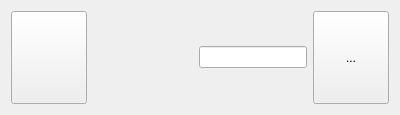
Before: the Qt Designer form core-widgets-lib/uis/menu_corner_widget.ui in dimgrig/Core, drawn with Qt 5.
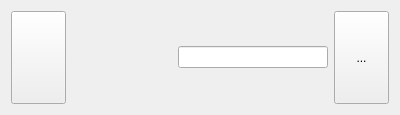
After: the same form once the commit is applied. Custom widgets are drawn as their Qt base class.

The edit to the form file:
```diff
--- a/core-widgets-lib/uis/menu_corner_widget.ui
+++ b/core-widgets-lib/uis/menu_corner_widget.ui
@@ -22,6 +22,12 @@
        <verstretch>0</verstretch>
       </sizepolicy>
      </property>
+     <property name="minimumSize">
+      <size>
+       <width>150</width>
+       <height>0</height>
+      </size>
+     </property>
     </widget>
    </item>
    <item row="0" column="4">
```
